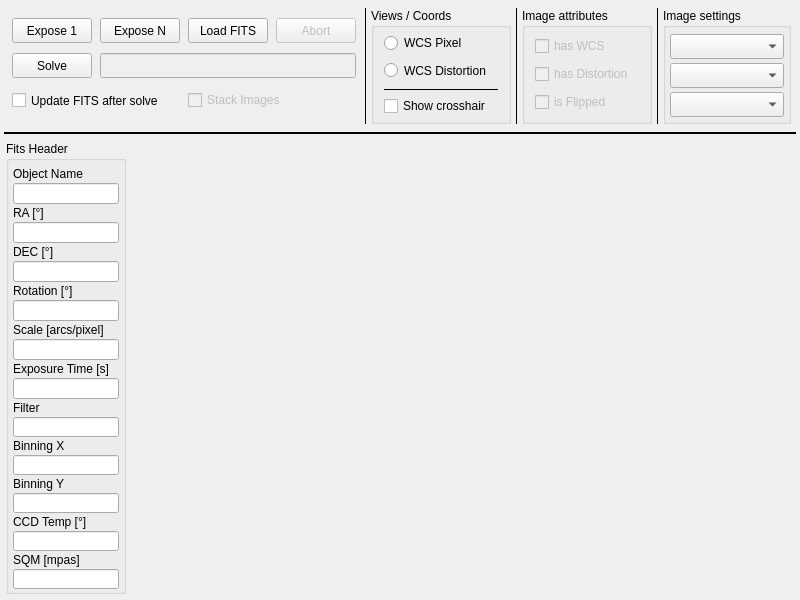
mworion/MountWizzard4, file mw4/gui/widgets/image.ui: the form before one commit.
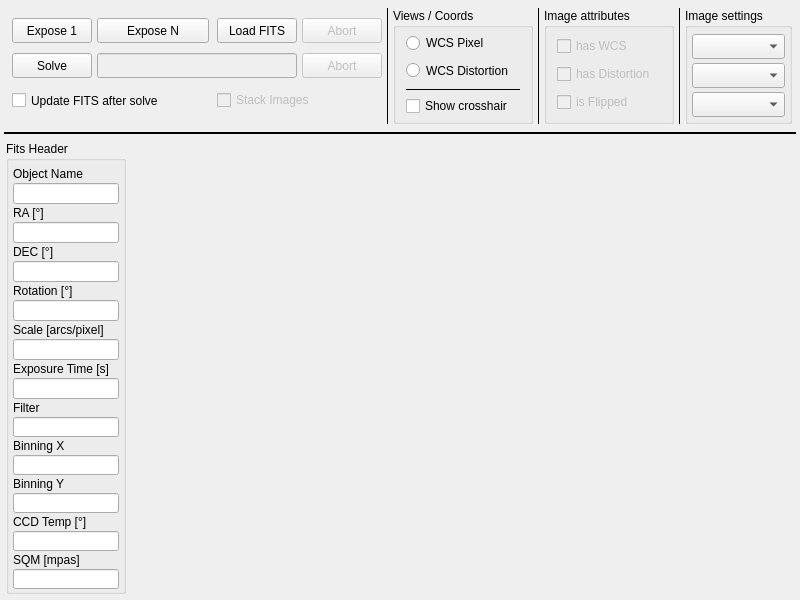
The form after the commit.

Commit message: made abort happen !

```diff
--- a/mw4/gui/widgets/image.ui
+++ b/mw4/gui/widgets/image.ui
@@ -157,19 +157,6 @@
          </property>
         </widget>
        </item>
-       <item row="1" column="1" colspan="5">
-        <widget class="QLineEdit" name="imageFileName">
-         <property name="enabled">
-          <bool>false</bool>
-         </property>
-         <property name="minimumSize">
-          <size>
-           <width>200</width>
-           <height>25</height>
-          </size>
-         </property>
-        </widget>
-       </item>
        <item row="2" column="0" colspan="4">
         <widget class="QCheckBox" name="checkUpdateFits">
          <property name="minimumSize">
@@ -193,6 +180,35 @@
          </property>
         </widget>
        </item>
+       <item row="1" column="1" colspan="4">
+        <widget class="QLineEdit" name="imageFileName">
+         <property name="enabled">
+          <bool>false</bool>
+         </property>
+         <property name="minimumSize">
+          <size>
+           <width>200</width>
+           <height>25</height>
+          </size>
+         </property>
+        </widget>
+       </item>
+       <item row="1" column="5">
+        <widget class="QPushButton" name="abortSolve">
+         <property name="enabled">
+          <bool>false</bool>
+         </property>
+         <property name="minimumSize">
+          <size>
+           <width>80</width>
+           <height>25</height>
+          </size>
+         </property>
+         <property name="text">
+          <string>Abort</string>
+         </property>
+        </widget>
+       </item>
       </layout>
      </item>
      <item>
```
Left out of the diff: 2 changed lines with no effect on the pictures. The commit also changes 7 other files.
